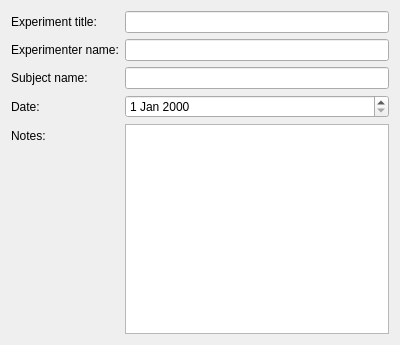
Qt form ObjectTrackMatrix/GetUserInfo.ui (parallax-xallaraq/ObjectTrackMatrix) before a commit.
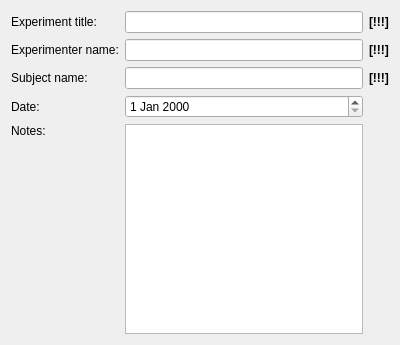
The same form after that commit.

What changed in the file:
```diff
--- a/ObjectTrackMatrix/GetUserInfo.ui
+++ b/ObjectTrackMatrix/GetUserInfo.ui
@@ -15,7 +15,13 @@
   </property>
   <layout class="QVBoxLayout" name="verticalLayout">
    <item>
-    <layout class="QFormLayout" name="formLayout">
+    <layout class="QGridLayout" name="gridLayout">
+     <item row="2" column="1">
+      <widget class="QLineEdit" name="lineEdit_subjectName"/>
+     </item>
+     <item row="3" column="1">
+      <widget class="QDateEdit" name="dateEdit_experimentDate"/>
+     </item>
      <item row="1" column="0">
       <widget class="QLabel" name="label_experimenterName">
        <property name="text">
@@ -23,49 +29,83 @@
        </property>
       </widget>
      </item>
+     <item row="0" column="0">
+      <widget class="QLabel" name="label_title">
+       <property name="text">
+        <string>Experiment title:</string>
+       </property>
+      </widget>
+     </item>
      <item row="1" column="1">
       <widget class="QLineEdit" name="lineEdit_experimenterName"/>
      </item>
-     <item row="2" column="0">
-      <widget class="QLabel" name="label_subjectName">
-       <property name="text">
-        <string>Subject name:</string>
-       </property>
-      </widget>
-     </item>
-     <item row="2" column="1">
-      <widget class="QLineEdit" name="lineEdit_subjectName"/>
-     </item>
-     <item row="3" column="0">
-      <widget class="QLabel" name="label_date">
-       <property name="text">
-        <string>Date: </string>
-       </property>
-      </widget>
-     </item>
-     <item row="3" column="1">
-      <widget class="QDateEdit" name="dateEdit_todayDate"/>
-     </item>
-     <item row="4" column="0">
+     <item row="4" column="0" alignment="Qt::AlignTop">
       <widget class="QLabel" name="label_notes">
        <property name="text">
         <string>Notes:</string>
        </property>
       </widget>
      </item>
-     <item row="4" column="1">
-      <widget class="QTextEdit" name="textEdit_notes"/>
-     </item>
-     <item row="0" column="0">
-      <widget class="QLabel" name="label_title">
-       <property name="text">
-        <string>Experiment title:</string>
-       </property>
-      </widget>
-     </item>
      <item row="0" column="1">
       <widget class="QLineEdit" name="lineEdit_title"/>
      </item>
+     <item row="3" column="0">
+      <widget class="QLabel" name="label_date">
+       <property name="text">
+        <string>Date: </string>
+       </property>
+      </widget>
+     </item>
+     <item row="2" column="0">
+      <widget class="QLabel" name="label_subjectName">
+       <property name="text">
+        <string>Subject name:</string>
+       </property>
+      </widget>
+     </item>
+     <item row="0" column="2">
+      <widget class="QLabel" name="label_errTitle">
+       <property name="font">
+        <font>
+         <weight>75</weight>
+         <bold>true</bold>
+        </font>
+       </property>
+       <property name="text">
+        <string>[!!!]</string>
+       </property>
+      </widget>
+     </item>
+     <item row="1" column="2">
+      <widget class="QLabel" name="label_errName">
+       <property name="font">
+        <font>
+         <weight>75</weight>
+         <bold>true</bold>
+        </font>
+       </property>
+       <property name="text">
+        <string>[!!!]</string>
+       </property>
+      </widget>
+     </item>
+     <item row="2" column="2">
+      <widget class="QLabel" name="label_errSubject">
+       <property name="font">
+        <font>
+         <weight>75</weight>
+         <bold>true</bold>
+         <kerning>true</kerning>
+        </font>
+       </property>
+       <property name="text">
+        <string>[!!!]</string>
+       </property>
+      </widget>
+     </item>
+     <item row="4" column="1">
+      <widget class="QPlainTextEdit" name="plainTextEdit_notes"/>
+     </item>
     </layout>
    </item>
   </layout>
```
Left out of the diff: 7 changed lines with no effect on the pictures.
